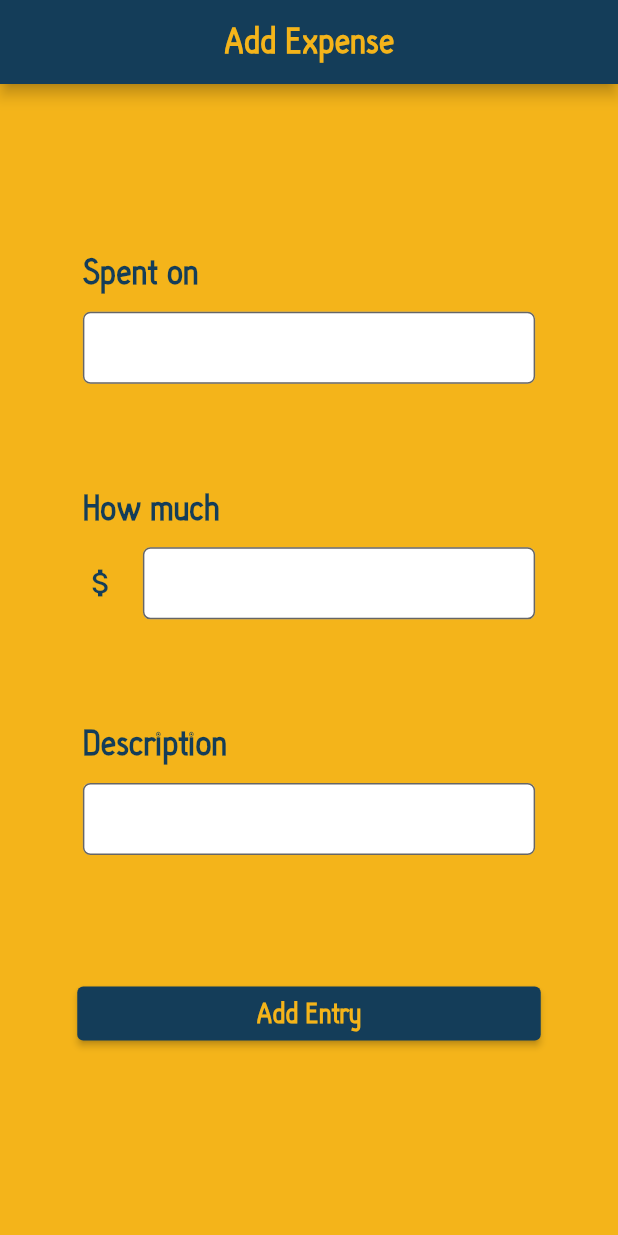
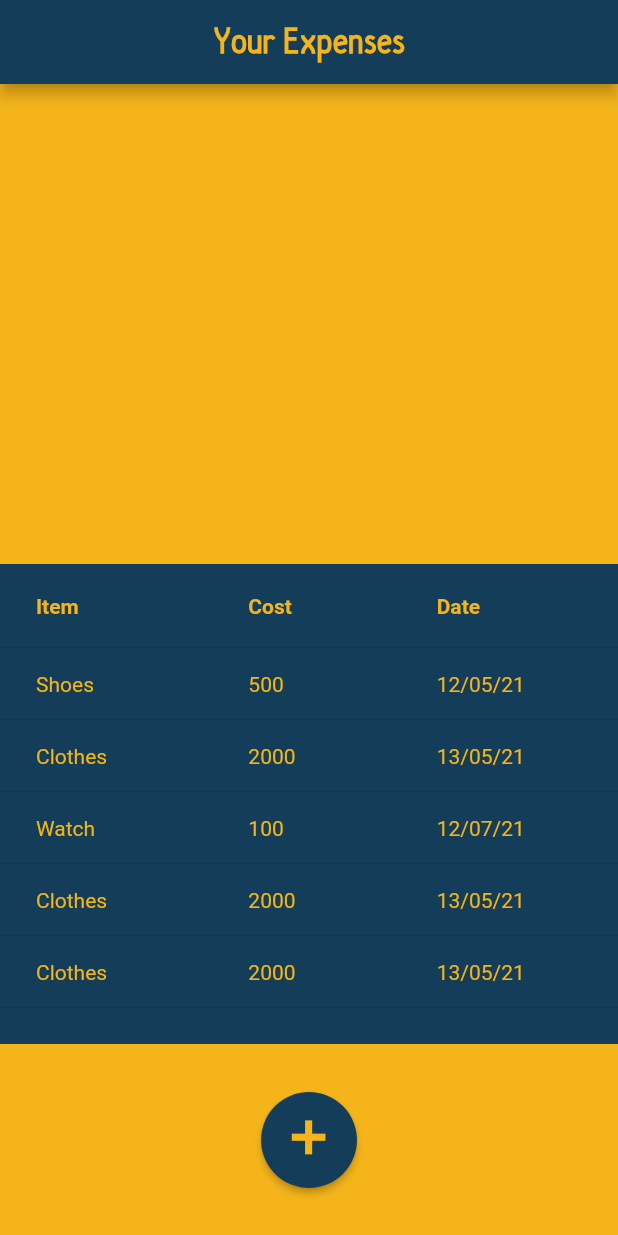
Before and after one commit to Phantonym21/Expense-App, a Flutter app: the screen it shows after launch, on a phone screen of 412 x 824 dp. Run offline on Flutter 3.47's test engine with Material 2 defaults, Android fonts, the phone set to English and light mode, and no system bars; our stand-ins replace sqflite; missing offline and left inert: table_sticky_headers; accounts and stored records are empty.

Commit message:
added home page with data table:

```diff
--- a/lib/main.dart
+++ b/lib/main.dart
@@ -3,6 +3,7 @@ import 'package:flutter/material.dart';
 import 'package:flutter/rendering.dart';
 import 'storage_utils.dart';
 import 'form_input_card.dart';
+import 'package:table_sticky_headers/table_sticky_headers.dart';
 
 void main() {
   runApp(ExpenseApp());
@@ -12,7 +13,169 @@ class ExpenseApp extends StatelessWidget {
   @override
   Widget build(BuildContext context) {
     return MaterialApp(
-      home: Scaffold(
+      home: HomeRoute(),
+    );
+  }
+}
+
+class HomeRoute extends StatelessWidget {
+  @override
+  Widget build(BuildContext context) {
+    return Scaffold(
+      resizeToAvoidBottomInset: false,
+      appBar: AppBar(
+        backgroundColor: Color.fromRGBO(20, 61, 89, 30),
+        title: Center(
+          child: Text(
+            'Your Expenses',
+            style: TextStyle(
+              color: Color.fromRGBO(244, 180, 26, 1),
+              fontFamily: 'Hallo sans',
+              fontWeight: FontWeight.bold,
+              fontSize: 25,
+            ),
+          ),
+        ),
+      ),
+      body: SafeArea(
+        child: HomePage(),
+      ),
+    );
+  }
+}
+
+class HomePage extends StatefulWidget {
+  @override
+  _HomePageState createState() => _HomePageState();
+}
+
+class _HomePageState extends State<HomePage> {
+  @override
+  Widget build(BuildContext context) {
+    return Container(
+      color: Color.fromRGBO(244, 180, 26, 1),
+      child: Column(
+        crossAxisAlignment: CrossAxisAlignment.stretch,
+        children: [
+          Expanded(
+            flex: 10,
+            child: Container(
+              decoration: BoxDecoration(
+                color: Color.fromRGBO(244, 180, 26, 1),
+              ),
+            ),
+          ),
+          // Data List
+          Expanded(
+            flex: 10,
+            child: Container(
+              decoration: BoxDecoration(
+                color: Color.fromRGBO(20, 61, 89, 30),
+              ),
+              child: DataTable(
+                headingTextStyle: TextStyle(
+                  color: Color.fromRGBO(244, 180, 26, 1),
+                  fontWeight: FontWeight.bold,
+                ),
+                dataTextStyle: TextStyle(
+                  color: Color.fromRGBO(244, 180, 26, 1),
+                ),
+                showBottomBorder: true,
+                columns: [
+                  DataColumn(label: Text('Item')),
+                  DataColumn(label: Text('Cost')),
+                  DataColumn(label: Text('Date')),
+                ],
+                rows: [
+                  DataRow(cells: [
+                    DataCell(Text('Shoes')),
+                    DataCell(Text('500')),
+                    DataCell(Text('12/05/21')),
+                  ]),
+                  DataRow(cells: [
+                    DataCell(Text('Clothes')),
+                    DataCell(Text('2000')),
+                    DataCell(Text('13/05/21')),
+                  ]),
+                  DataRow(cells: [
+                    DataCell(Text('Watch')),
+                    DataCell(Text('100')),
+                    DataCell(Text('12/07/21')),
+                  ]),
+                  DataRow(cells: [
+                    DataCell(Text('Clothes')),
+                    DataCell(Text('2000')),
+                    DataCell(Text('13/05/21')),
+                  ]),
+                  DataRow(cells: [
+                    DataCell(Text('Clothes')),
+                    DataCell(Text('2000')),
+                    DataCell(Text('13/05/21')),
+                  ]),
+                ],
+              ),
+            ),
+          ),
+          Expanded(
+            flex: 1,
+            child: SizedBox(),
+          ),
+          Expanded(
+            flex: 2,
+            child: Row(
+              children: [
+                Expanded(
+                  flex: 1,
+                  child: SizedBox(),
+                ),
+                Expanded(
+                  flex: 1,
+                  child: ElevatedButton(
+                    style: ElevatedButton.styleFrom(
+                      primary: Color.fromRGBO(20, 61, 89, 30),
+                      shape: CircleBorder(),
+                    ),
+                    onPressed: () {
+                      Navigator.push(
+                        context,
+                        MaterialPageRoute(
+                            builder: (context) => AddExpenseRoute()),
+                      );
+                    },
+                    child: Center(
+                      child: Text(
+                        '+',
+                        style: TextStyle(
+                          color: Color.fromRGBO(244, 180, 26, 1),
+                          fontFamily: 'Hallo sans',
+                          fontSize: 50,
+                          fontWeight: FontWeight.bold,
+                        ),
+                      ),
+                    ),
+                  ),
+                ),
+                Expanded(
+                  flex: 1,
+                  child: SizedBox(),
+                ),
+              ],
+            ),
+          ),
+          Expanded(
+            flex: 1,
+            child: SizedBox(),
+          ),
+        ],
+      ),
+    );
+  }
+}
+
+class AddExpenseRoute extends StatelessWidget {
+  @override
+  Widget build(BuildContext context) {
+    return Scaffold(
       resizeToAvoidBottomInset: false,
       appBar: AppBar(
         backgroundColor: Color.fromRGBO(20, 61, 89, 30),
@@ -31,10 +194,6 @@ class ExpenseApp extends StatelessWidget {
       body: SafeArea(
         child: AddExpensePage(),
       ),
-        // bottomNavigationBar: AppBar(
-        //   title: Text('Navigation Bar'),
-        // ),
-      ),
     );
   }
 }
@@ -48,7 +207,9 @@ class _AddExpensePageState extends State<AddExpensePage> {
   // double textBoxOpacity = 1;
   @override
   Widget build(BuildContext context) {
-    return Column(
+    return Container(
+      color: Color.fromRGBO(244, 180, 26, 1),
+      child: Column(
         crossAxisAlignment: CrossAxisAlignment.stretch,
         children: [
           Expanded(
@@ -77,6 +238,7 @@ class _AddExpensePageState extends State<AddExpensePage> {
             ),
           ),
         ],
+      ),
     );
   }
 }
@@ -180,6 +342,8 @@ class _AddExpenseFormState extends State<AddExpenseForm> {
                         );
 
                         print(await listEntries());
+
+                        Navigator.pop(context);
                       }
                     },
                     child: Text(
--- a/pubspec.yaml
+++ b/pubspec.yaml
@@ -27,7 +27,7 @@ dependencies:
   path_provider: ^2.0.1
   sqflite:
   path:
-
+  table_sticky_headers: ^2.0.0
 
   # The following adds the Cupertino Icons font to your application.
   # Use with the CupertinoIcons class for iOS style icons.
```
Also changed, not shown: pubspec.lock. Lines whose indentation alone changed are shown as unchanged.
